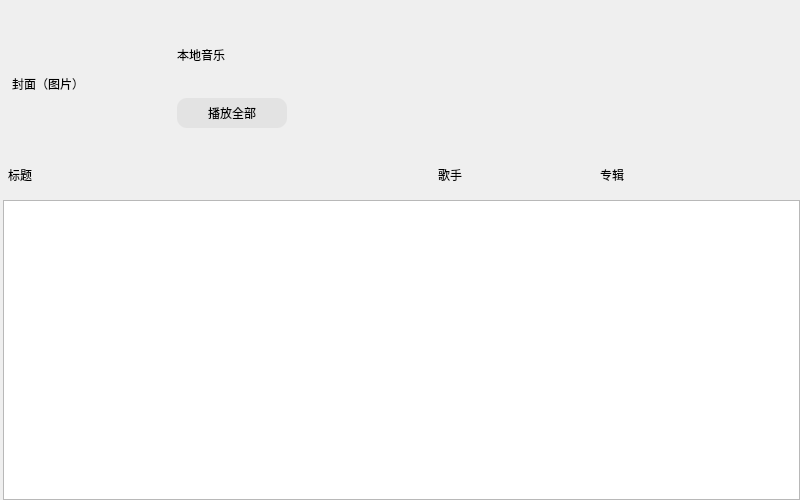
Before: the Qt Designer form client/commonpage.ui in amikellt911/music_app, drawn with Qt 5.
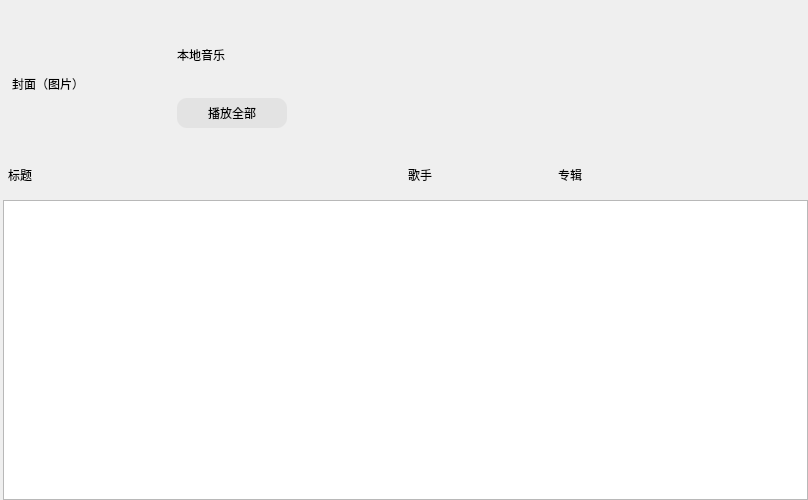
After: the same form once the commit is applied.

```diff
--- a/client/commonpage.ui
+++ b/client/commonpage.ui
@@ -181,10 +181,16 @@
        <widget class="QLabel" name="title">
         <property name="minimumSize">
          <size>
-          <width>430</width>
+          <width>400</width>
           <height>0</height>
          </size>
         </property>
+        <property name="maximumSize">
+         <size>
+          <width>400</width>
+          <height>16777215</height>
+         </size>
+        </property>
         <property name="text">
          <string>标题</string>
         </property>
@@ -198,6 +204,12 @@
           <height>0</height>
          </size>
         </property>
+        <property name="maximumSize">
+         <size>
+          <width>150</width>
+          <height>16777215</height>
+         </size>
+        </property>
         <property name="text">
          <string>歌手</string>
         </property>
@@ -207,10 +219,16 @@
        <widget class="QLabel" name="album">
         <property name="minimumSize">
          <size>
-          <width>200</width>
+          <width>250</width>
           <height>0</height>
          </size>
         </property>
+        <property name="maximumSize">
+         <size>
+          <width>250</width>
+          <height>16777215</height>
+         </size>
+        </property>
         <property name="text">
          <string>专辑</string>
         </property>
```
